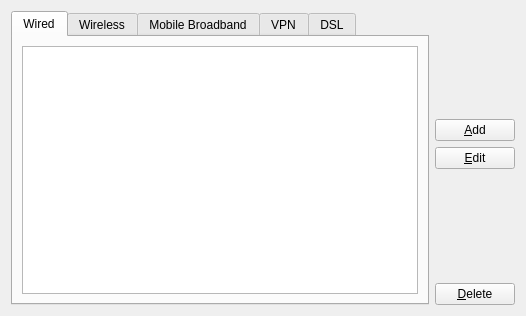
The window that settings/config/manageconnectionwidget.ui (KDE/networkmanagement) describes before a commit, drawn with Qt 5.
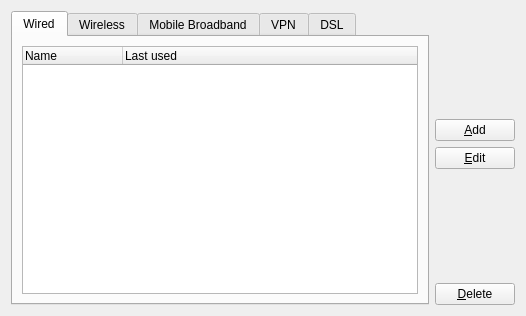
The same window after the commit.

Commit message: Show header in connection list dialog, nobody understands "Novell-Guest never"

The edit to the form file:
```diff
--- a/settings/config/manageconnectionwidget.ui
+++ b/settings/config/manageconnectionwidget.ui
@@ -29,11 +29,11 @@
           <bool>true</bool>
          </property>
          <property name="headerHidden" >
-          <bool>true</bool>
+          <bool>false</bool>
          </property>
          <column>
           <property name="text" >
-           <string>Connection</string>
+           <string>Name</string>
           </property>
          </column>
          <column>
```
The commit also changes 1 other file.
